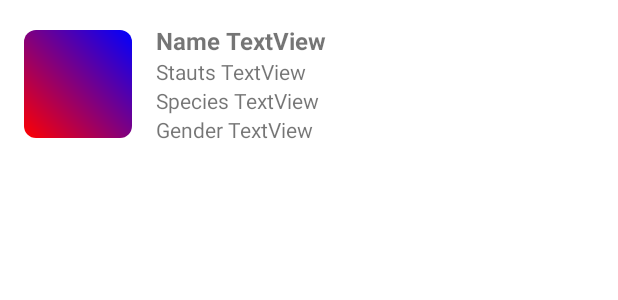
After one commit to dabid1425/RickNMortyAndroid, an Android app: the layout item_character.xml on its own in the app's theme, with its tools: preview values and no code run, on a phone screen of 412 x 824 dp. The commit adds this screen. Shown: the top 300 px of the screen. Run offline under Robolectric (Android 15) with nearby library versions, the phone set to English and light mode, and no system bars.

Commit message:
Added ability to ready characters api using MVVM

```diff
--- a/app/src/main/AndroidManifest.xml
+++ b/app/src/main/AndroidManifest.xml
@@ -1,7 +1,7 @@
 <?xml version="1.0" encoding="utf-8"?>
 <manifest xmlns:android="http://schemas.android.com/apk/res/android"
     xmlns:tools="http://schemas.android.com/tools">
-
+    <uses-permission android:name="android.permission.INTERNET" />
     <application
         android:allowBackup="true"
         android:dataExtractionRules="@xml/data_extraction_rules"
--- /dev/null
+++ b/app/src/main/java/com/example/ricknmortyandroid/episodes/RMEpisode.java
@@ -0,0 +1,4 @@
+package com.example.ricknmortyandroid.episodes;
+
+public class RMEpisode {
+}
--- /dev/null
+++ b/app/src/main/java/com/example/ricknmortyandroid/locations/RMLocation.java
@@ -0,0 +1,4 @@
+package com.example.ricknmortyandroid.locations;
+
+public class RMLocation {
+}
--- /dev/null
+++ b/app/src/main/res/layout/item_character.xml
@@ -0,0 +1,53 @@
+<LinearLayout xmlns:android="http://schemas.android.com/apk/res/android"
+    android:layout_width="match_parent"
+    android:layout_height="wrap_content"
+    android:orientation="horizontal"
+    android:padding="16dp"
+    android:gravity="center_vertical">
+
+    <ImageView
+        android:id="@+id/characterImageView"
+        android:layout_width="72dp"
+        android:layout_height="72dp"
+        android:scaleType="centerCrop"
+        android:src="@drawable/gradient_background" />
+
+    <LinearLayout
+        android:layout_width="0dp"
+        android:layout_height="wrap_content"
+        android:layout_weight="1"
+        android:orientation="vertical"
+        android:layout_marginStart="16dp">
+
+        <TextView
+            android:id="@+id/nameTextView"
+            android:text="Name TextView"
+            android:layout_width="wrap_content"
+            android:layout_height="wrap_content"
+            android:textSize="16sp"
+            android:textStyle="bold" />
+
+        <TextView
+            android:id="@+id/statusTextView"
+            android:text="Stauts TextView"
+            android:layout_width="wrap_content"
+            android:layout_height="wrap_content"
+            android:textSize="14sp" />
+
+        <TextView
+            android:id="@+id/speciesTextView"
+            android:text="Species TextView"
+            android:layout_width="wrap_content"
+            android:layout_height="wrap_content"
+            android:textSize="14sp" />
+
+        <TextView
+            android:id="@+id/genderTextView"
+            android:text="Gender TextView"
+            android:layout_width="wrap_content"
+            android:layout_height="wrap_content"
+            android:textSize="14sp" />
+
+    </LinearLayout>
+
+</LinearLayout>
```
Also changed, not shown: app/build.gradle (+13 -0 lines), app/src/main/java/com/example/ricknmortyandroid/API/CharacterRepository.java (added, +84 -0 lines), app/src/main/java/com/example/ricknmortyandroid/API/Info.java (added, +40 -0 lines), app/src/main/java/com/example/ricknmortyandroid/API/RetrofitClientInstance.java (added, +19 -0 lines), app/src/main/java/com/example/ricknmortyandroid/API/RickAndMortyApiService.java (added, +26 -0 lines), app/src/main/java/com/example/ricknmortyandroid/Enums/Gender.java (added, +27 -0 lines), app/src/main/java/com/example/ricknmortyandroid/Enums/Status.java (added, +26 -0 lines), app/src/main/java/com/example/ricknmortyandroid/characters/Character.java (added, +119 -0 lines), app/src/main/java/com/example/ricknmortyandroid/characters/CharacterAdapter.java (added, +70 -0 lines), app/src/main/java/com/example/ricknmortyandroid/characters/CharacterResponse.java (added, +25 -0 lines), app/src/main/java/com/example/ricknmortyandroid/characters/CharacterViewModel.java (added, +27 -0 lines), app/src/main/java/com/example/ricknmortyandroid/characters/CharactersInShowFragment.java (+51 -7 lines), app/src/main/java/com/example/ricknmortyandroid/characters/Origin.java (added, +27 -0 lines), app/src/main/java/com/example/ricknmortyandroid/characters/SingleLocation.java (added, +27 -0 lines), 1 more files.
